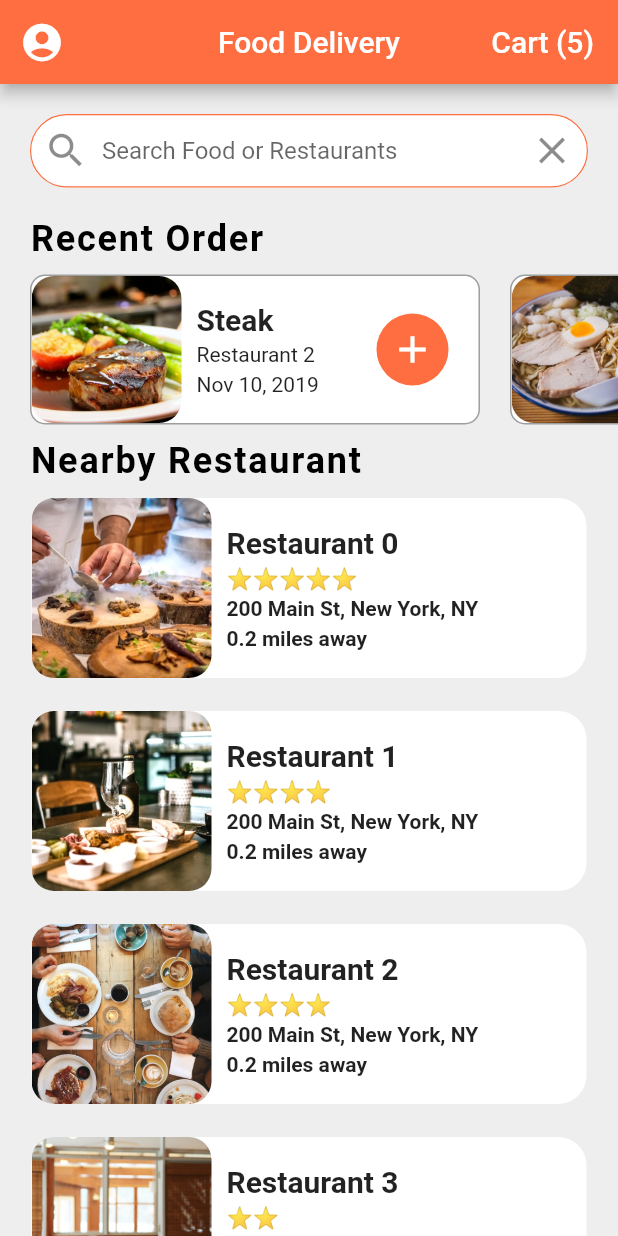
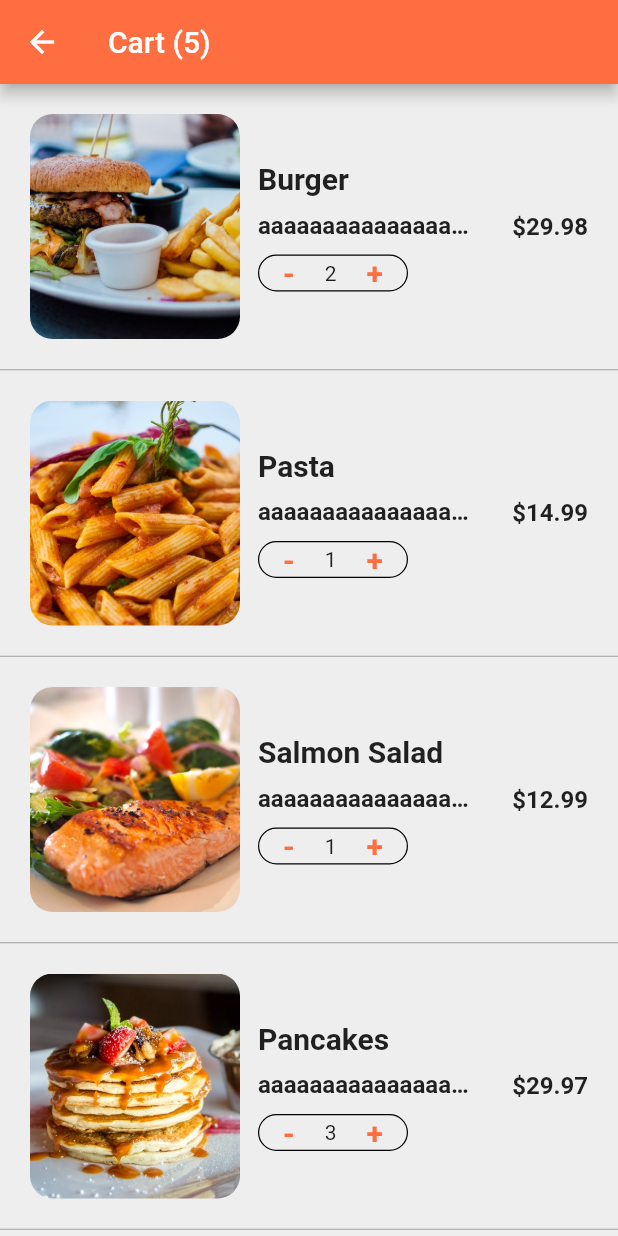
Before and after one commit to KTmifune/flutter-food-delivery-ui, a Flutter app: the screen it shows after launch, after a tap on an icon or button, on a phone screen of 412 x 824 dp. Run offline on Flutter 3.47's test engine with Material 2 defaults, Android fonts, the phone set to English and light mode, and no system bars; our stand-ins replace google_fonts.

Commit message:
no message

```diff
--- /dev/null
+++ b/flutter_food_delivery_ui/lib/screens/cart_screen.dart
@@ -0,0 +1,143 @@
+import 'package:flutter/cupertino.dart';
+import 'package:flutter/material.dart';
+import 'package:flutter_food_delivery_ui/data/data.dart';
+import 'package:flutter_food_delivery_ui/models/order.dart';
+
+class CartScreen extends StatefulWidget {
+  @override
+  _CartScreenState createState() => _CartScreenState();
+}
+
+class _CartScreenState extends State<CartScreen> {
+  _buildCartItem(Order order) {
+    return Container(
+      margin: EdgeInsets.all(20.0),
+      height: 150.0,
+      child: Row(
+        children: <Widget>[
+          Expanded(
+            child: Row(
+              children: <Widget>[
+                Container(
+                  width: 140.0,
+                  decoration: BoxDecoration(
+                    image: DecorationImage(
+                      image: AssetImage(order.food.imageUrl),
+                      fit: BoxFit.cover,
+                    ),
+                    borderRadius: BorderRadius.circular(15.0),
+                  ),
+                ),
+                Expanded(
+                  child: Container(
+                    margin: EdgeInsets.all(12.0),
+                    child: Column(
+                      mainAxisAlignment: MainAxisAlignment.center,
+                      crossAxisAlignment: CrossAxisAlignment.start,
+                      children: <Widget>[
+                        Text(
+                          order.food.name,
+                          style: TextStyle(
+                            fontSize: 20.0,
+                            fontWeight: FontWeight.bold,
+                          ),
+                          overflow: TextOverflow.ellipsis,
+                        ),
+                        SizedBox(height: 10.0),
+                        Text(
+                          'aaaaaaaaaaaaaaaaaaaaaaaaaa',
+                          style: TextStyle(
+                            fontSize: 16.0,
+                            fontWeight: FontWeight.bold,
+                          ),
+                          overflow: TextOverflow.ellipsis,
+                        ),
+                        SizedBox(height: 10.0),
+                        Container(
+                          width: 100.0,
+                          decoration: BoxDecoration(
+                            borderRadius: BorderRadius.circular(15.0),
+                            border: Border.all(
+                              width: 0.8,
+                              color: Colors.black,
+                            ),
+                          ),
+                          child: Row(
+                            mainAxisAlignment: MainAxisAlignment.center,
+                            children: <Widget>[
+                              GestureDetector(
+                                onTap: () {},
+                                child: Text(
+                                  '-',
+                                  style: TextStyle(
+                                    fontSize: 20.0,
+                                    color: Theme.of(context).primaryColor,
+                                    fontWeight: FontWeight.w600,
+                                  ),
+                                ),
+                              ),
+                              SizedBox(
+                                width: 20.0,
+                              ),
+                              Text(order.quantity.toString()),
+                              SizedBox(
+                                width: 20.0,
+                              ),
+                              GestureDetector(
+                                onTap: () {},
+                                child: Text(
+                                  '+',
+                                  style: TextStyle(
+                                    fontSize: 20.0,
+                                    color: Theme.of(context).primaryColor,
+                                    fontWeight: FontWeight.w600,
+                                  ),
+                                ),
+                              ),
+                            ],
+                          ),
+                        ),
+                      ],
+                    ),
+                  ),
+                ),
+              ],
+            ),
+          ),
+          Container(
+            margin: EdgeInsets.only(left: 10.0),
+            child: Text(
+              '\$${order.quantity * order.food.price}',
+              style: TextStyle(
+                fontWeight: FontWeight.bold,
+                fontSize: 16.0,
+              ),
+            ),
+          ),
+        ],
+      ),
+    );
+  }
+
+  @override
+  Widget build(BuildContext context) {
+    return Scaffold(
+      appBar: AppBar(
+        title: Text('Cart (${currentUser.cart.length})'),
+      ),
+      body: ListView.separated(
+        separatorBuilder: (BuildContext context, int index) {
+          return Divider(
+            height: 1.0,
+            color: Colors.grey,
+          );
+        },
+        itemCount: currentUser.cart.length,
+        itemBuilder: (BuildContext context, int index) {
+          Order order = currentUser.cart[index];
+          return _buildCartItem(order);
+        },
+      ),
+    );
+  }
+}
--- a/flutter_food_delivery_ui/lib/screens/home_screen.dart
+++ b/flutter_food_delivery_ui/lib/screens/home_screen.dart
@@ -6,6 +6,8 @@ import 'package:flutter_food_delivery_ui/screens/restaurant_screen.dart';
 import 'package:flutter_food_delivery_ui/widgets/raiting_stars.dart';
 import 'package:flutter_food_delivery_ui/widgets/recent_orders.dart';
 import 'package:google_fonts/google_fonts.dart';
+
+import 'cart_screen.dart';
 
 class HomeScreen extends StatefulWidget {
   @override
@@ -114,7 +116,14 @@ class _HomeScreenState extends State<HomeScreen> {
                 fontSize: 20.0,
               ),
             ),
-            onPressed: () {},
+            onPressed: () {
+              Navigator.push(
+                context,
+                MaterialPageRoute(
+                  builder: (_) => CartScreen(),
+                ),
+              );
+            },
           ),
         ],
       ),
```
